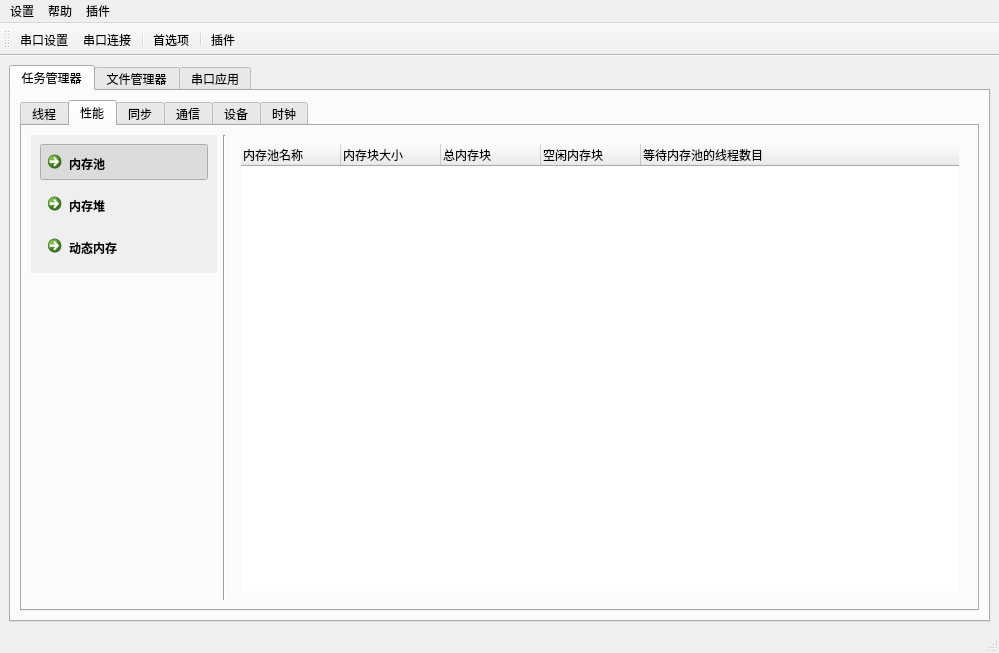
Before: the Qt Designer form ui/mainwindow.ui in xqyjlj/seimey, drawn with Qt 5.
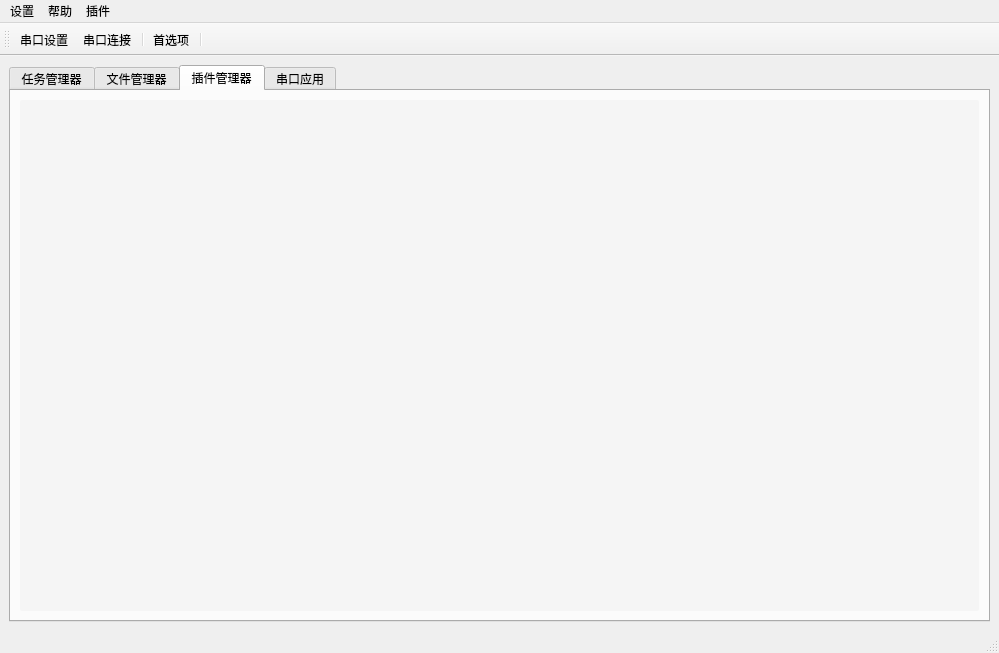
After: the same form once the commit is applied. The open tabs and pages were chosen to show the change. Icons and pictures are not drawn. Custom widgets are drawn as their Qt base class.

Commit message: 修改插件接口

Diff of the .ui file:
```diff
--- a/ui/mainwindow.ui
+++ b/ui/mainwindow.ui
@@ -25,7 +25,7 @@
        <string/>
       </property>
       <property name="currentIndex">
-       <number>0</number>
+       <number>2</number>
       </property>
       <widget class="QWidget" name="task_manager">
        <attribute name="icon">
@@ -136,8 +136,8 @@
                 <rect>
                  <x>0</x>
                  <y>0</y>
-                 <width>212</width>
-                 <height>212</height>
+                 <width>171</width>
+                 <height>149</height>
                 </rect>
                </property>
                <layout class="QGridLayout" name="gridLayout_10">
@@ -1126,6 +1126,91 @@
         </item>
        </layout>
       </widget>
+      <widget class="QWidget" name="tab_4">
+       <attribute name="icon">
+        <iconset resource="../seimey.qrc">
+         <normaloff>:/icon/qrc/icon/plugin.png</normaloff>:/icon/qrc/icon/plugin.png</iconset>
+       </attribute>
+       <attribute name="title">
+        <string>插件管理器</string>
+       </attribute>
+       <layout class="QGridLayout" name="gridLayout_23">
+        <item row="0" column="0">
+         <widget class="QTreeWidget" name="treeW_plugin">
+          <property name="styleSheet">
+           <string notr="true">.QTreeWidget:vertical
+{
+  width: 10px;
+  border:0px solid;
+  border-radius: 2px;
+  margin: 0px,0px,0px,0px;
+  background-color: transparent;
+  background:#F5F5F5;
+}
+
+.QTreeWidget:vertical:hover
+{
+  width: 10px;
+  border:0px solid;
+  margin: 0px,0px,0px,0px;
+  background:#F5F5F5;
+}
+
+.QTreeWidget::handle:vertical
+{
+  width: 10px;
+  background:#E1E1E1;
+  border-radius: 2px;
+}
+
+.QTreeWidget::handle:vertical:hover
+{
+  background:#969696;
+  border-radius: 2px;
+}
+.QTreeWidget:horizontal{
+    height: 10px;
+    border:0px solid;
+    border-radius: 2px;
+    margin: 0px,0px,0px,0px;
+    background-color: transparent;
+    background:#F5F5F5;
+}
+
+.QTreeWidget:horizontal:hover
+{
+  height: 10px;
+  border:0px solid;
+  margin: 0px,0px,0px,0px;
+  background:#F5F5F5;
+}
+
+.QTreeWidget::handle:horizontal
+{
+  height: 10px;
+  background:#E1E1E1;
+  border-radius: 2px;
+}
+
+.QTreeWidget::handle:horizontal:hover
+{
+  background:#969696;
+  border-radius: 2px;
+}
+</string>
+          </property>
+          <attribute name="headerVisible">
+           <bool>false</bool>
+          </attribute>
+          <column>
+           <property name="text">
+            <string>插件</string>
+           </property>
+          </column>
+         </widget>
+        </item>
+       </layout>
+      </widget>
       <widget class="QWidget" name="tab_5">
        <attribute name="icon">
         <iconset resource="../seimey.qrc">
@@ -1205,7 +1290,6 @@
    <addaction name="separator"/>
    <addaction name="menu_setting_preference_2"/>
    <addaction name="separator"/>
-   <addaction name="menu_plugin_2"/>
   </widget>
   <action name="menu_setting_serial_setting">
    <property name="icon">
@@ -1309,30 +1393,6 @@
     <string>首选项</string>
    </property>
   </action>
-  <action name="menu_plugin">
-   <property name="icon">
-    <iconset resource="../seimey.qrc">
-     <normaloff>:/icon/qrc/icon/plugin.png</normaloff>:/icon/qrc/icon/plugin.png</iconset>
-   </property>
-   <property name="text">
-    <string> 插件</string>
-   </property>
-   <property name="statusTip">
-    <string>插件</string>
-   </property>
-  </action>
-  <action name="menu_plugin_2">
-   <property name="icon">
-    <iconset resource="../seimey.qrc">
-     <normaloff>:/icon/qrc/icon/plugin.png</normaloff>:/icon/qrc/icon/plugin.png</iconset>
-   </property>
-   <property name="text">
-    <string> 插件</string>
-   </property>
-   <property name="statusTip">
-    <string>插件</string>
-   </property>
-  </action>
   <action name="dfs_menu_open">
    <property name="icon">
     <iconset resource="../seimey.qrc">
```
Left out of the diff: 11 changed lines with no effect on the pictures. The commit also changes 18 other files.
